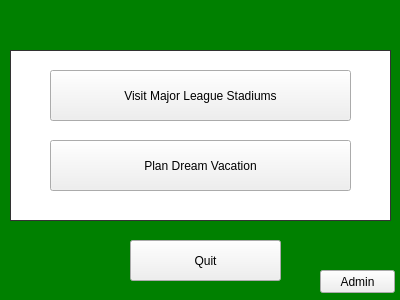
Before: the Qt Designer form mainwindow.ui in scottoberman/findingnemo, drawn with Qt 5.
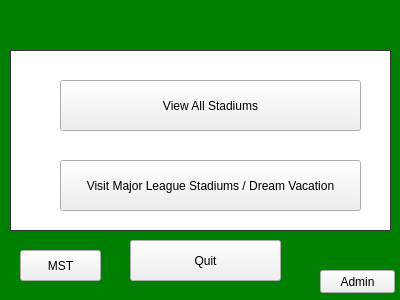
After: the same form once the commit is applied.

What changed in the file:
```diff
--- a/mainwindow.ui
+++ b/mainwindow.ui
@@ -31,33 +31,33 @@
       <x>10</x>
       <y>50</y>
       <width>381</width>
-      <height>171</height>
+      <height>181</height>
      </rect>
     </property>
     <widget class="QPushButton" name="pushButton">
      <property name="geometry">
       <rect>
-       <x>40</x>
-       <y>20</y>
+       <x>50</x>
+       <y>110</y>
        <width>301</width>
        <height>51</height>
       </rect>
      </property>
      <property name="text">
-      <string>Visit Major League Stadiums</string>
+      <string>Visit Major League Stadiums / Dream Vacation</string>
      </property>
     </widget>
     <widget class="QPushButton" name="pushButton_2">
      <property name="geometry">
       <rect>
-       <x>40</x>
-       <y>90</y>
+       <x>50</x>
+       <y>30</y>
        <width>301</width>
        <height>51</height>
       </rect>
      </property>
      <property name="text">
-      <string>Plan Dream Vacation</string>
+      <string>View All Stadiums</string>
      </property>
     </widget>
    </widget>
@@ -87,6 +87,19 @@
      <string>Admin</string>
     </property>
    </widget>
+   <widget class="QPushButton" name="pushButton_6">
+    <property name="geometry">
+     <rect>
+      <x>20</x>
+      <y>250</y>
+      <width>81</width>
+      <height>31</height>
+     </rect>
+    </property>
+    <property name="text">
+     <string>MST</string>
+    </property>
+   </widget>
   </widget>
  </widget>
  <layoutdefault spacing="6" margin="11"/>
```
Left out of the diff: 2 changed lines with no effect on the pictures.
